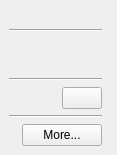
KDE/falkon, file src/lib/other/siteinfowidget.ui: the form before one commit.
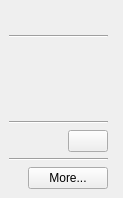
The form after the commit.

```diff
--- a/src/lib/other/siteinfowidget.ui
+++ b/src/lib/other/siteinfowidget.ui
@@ -6,8 +6,8 @@
    <rect>
     <x>0</x>
     <y>0</y>
-    <width>117</width>
-    <height>144</height>
+    <width>123</width>
+    <height>198</height>
    </rect>
   </property>
   <property name="sizePolicy">
@@ -38,7 +38,34 @@
       <property name="rightMargin">
        <number>15</number>
       </property>
-      <item row="8" column="0" colspan="3">
+      <item row="6" column="0" colspan="3">
+       <layout class="QHBoxLayout" name="horizontalLayout_3">
+        <item>
+         <widget class="QLabel" name="protocolHandlerLabel"/>
+        </item>
+        <item>
+         <widget class="QPushButton" name="protocolHandlerButton">
+          <property name="sizePolicy">
+           <sizepolicy hsizetype="Maximum" vsizetype="Fixed">
+            <horstretch>0</horstretch>
+            <verstretch>0</verstretch>
+           </sizepolicy>
+          </property>
+         </widget>
+        </item>
+       </layout>
+      </item>
+      <item row="4" column="2">
+       <widget class="QLabel" name="historyLabel">
+        <property name="sizePolicy">
+         <sizepolicy hsizetype="MinimumExpanding" vsizetype="Preferred">
+          <horstretch>0</horstretch>
+          <verstretch>0</verstretch>
+         </sizepolicy>
+        </property>
+       </widget>
+      </item>
+      <item row="9" column="0" colspan="3">
        <layout class="QHBoxLayout" name="horizontalLayout_2">
         <property name="spacing">
          <number>6</number>
@@ -74,11 +101,8 @@
         </item>
        </layout>
       </item>
-      <item row="2" column="0">
-       <widget class="QLabel" name="secureIcon"/>
-      </item>
-      <item row="3" column="2">
-       <widget class="QLabel" name="historyLabel">
+      <item row="2" column="2">
+       <widget class="QLabel" name="secureLabel">
         <property name="sizePolicy">
          <sizepolicy hsizetype="MinimumExpanding" vsizetype="Preferred">
           <horstretch>0</horstretch>
@@ -87,6 +111,27 @@
         </property>
        </widget>
       </item>
+      <item row="5" column="0" colspan="3">
+       <widget class="Line" name="protocolHandlerLine">
+        <property name="orientation">
+         <enum>Qt::Horizontal</enum>
+        </property>
+       </widget>
+      </item>
+      <item row="1" column="0" colspan="3">
+       <widget class="Line" name="line_2">
+        <property name="orientation">
+         <enum>Qt::Horizontal</enum>
+        </property>
+       </widget>
+      </item>
+      <item row="8" column="0" colspan="3">
+       <widget class="Line" name="line">
+        <property name="orientation">
+         <enum>Qt::Horizontal</enum>
+        </property>
+       </widget>
+      </item>
       <item row="0" column="0" colspan="3">
        <widget class="QLabel" name="titleLabel">
         <property name="alignment">
@@ -94,56 +139,14 @@
         </property>
        </widget>
       </item>
-      <item row="1" column="0" colspan="3">
-       <widget class="Line" name="line_2">
-        <property name="orientation">
-         <enum>Qt::Horizontal</enum>
-        </property>
-       </widget>
-      </item>
-      <item row="3" column="0">
+      <item row="4" column="0">
        <widget class="QLabel" name="historyIcon"/>
       </item>
-      <item row="7" column="0" colspan="3">
-       <widget class="Line" name="line">
-        <property name="orientation">
-         <enum>Qt::Horizontal</enum>
-        </property>
-       </widget>
+      <item row="2" column="0">
+       <widget class="QLabel" name="secureIcon"/>
       </item>
-      <item row="2" column="2">
-       <widget class="QLabel" name="secureLabel">
-        <property name="sizePolicy">
-         <sizepolicy hsizetype="MinimumExpanding" vsizetype="Preferred">
-          <horstretch>0</horstretch>
-          <verstretch>0</verstretch>
-         </sizepolicy>
-        </property>
-       </widget>
-      </item>
-      <item row="4" column="0" colspan="3">
-       <widget class="Line" name="protocolHandlerLine">
-        <property name="orientation">
-         <enum>Qt::Horizontal</enum>
-        </property>
-       </widget>
-      </item>
-      <item row="5" column="0" colspan="3">
-       <layout class="QHBoxLayout" name="horizontalLayout_3">
-        <item>
-         <widget class="QLabel" name="protocolHandlerLabel"/>
-        </item>
-        <item>
-         <widget class="QPushButton" name="protocolHandlerButton">
-          <property name="sizePolicy">
-           <sizepolicy hsizetype="Maximum" vsizetype="Fixed">
-            <horstretch>0</horstretch>
-            <verstretch>0</verstretch>
-           </sizepolicy>
-          </property>
-         </widget>
-        </item>
-       </layout>
+      <item row="3" column="2">
+       <widget class="QLabel" name="secureDescriptionLabel"/>
       </item>
      </layout>
     </widget>
```
